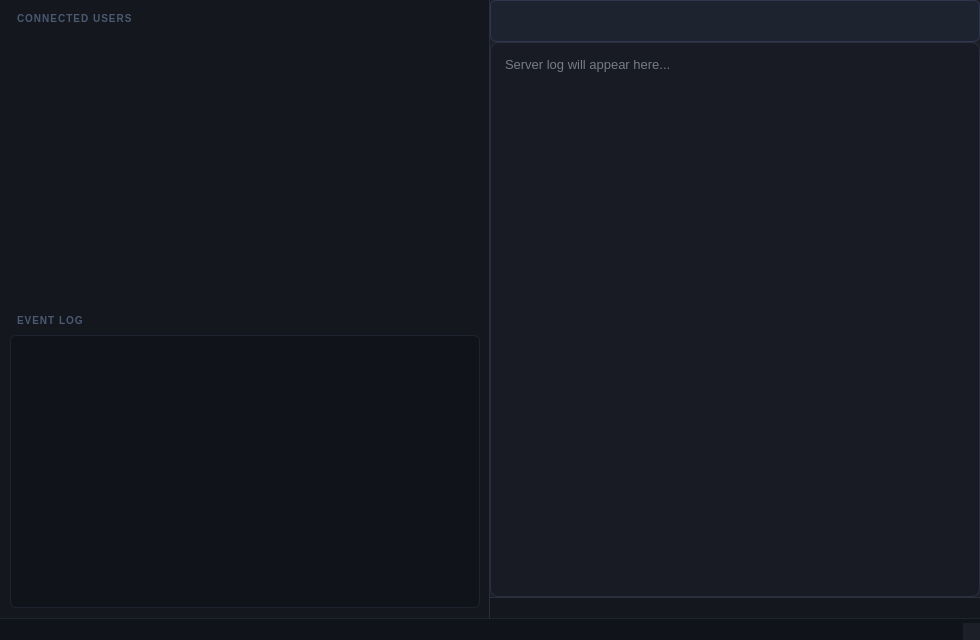
Above: Server/mainwindow.ui from aayushbist07/SecureChat before the change. Below: the same form after it.
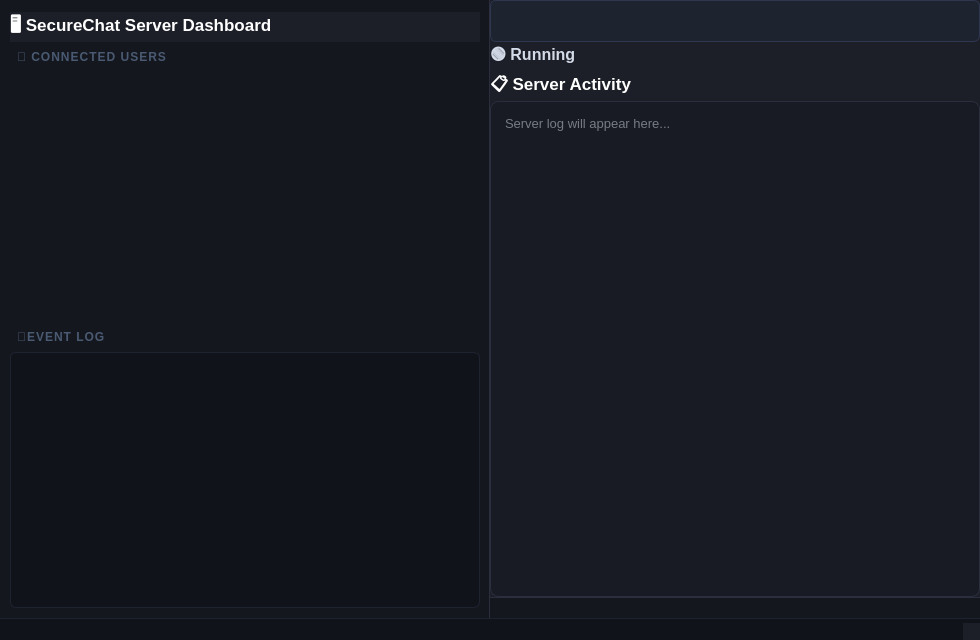
That is the form after the change.

Commit message: updated server dashboard UI

The edit to the form file:
```diff
--- a/Server/mainwindow.ui
+++ b/Server/mainwindow.ui
@@ -10,6 +10,13 @@
     <height>640</height>
    </rect>
   </property>
+  <property name="font">
+   <font>
+    <family>Segoe UI</family>
+    <pointsize>-1</pointsize>
+    <bold>true</bold>
+   </font>
+  </property>
   <property name="windowTitle">
    <string>SecureChat Server — port 8080</string>
   </property>
@@ -187,15 +194,53 @@
        <property name="bottomMargin">
         <number>10</number>
        </property>
+       <item>
+        <widget class="QLabel" name="label">
+         <property name="styleSheet">
+          <string notr="true">QLabel {
+    color: white;
+    font-size: 13pt;
+    font-weight: bold;
+}</string>
+         </property>
+         <property name="text">
+          <string>🖥️ SecureChat Server Dashboard                       </string>
+         </property>
+        </widget>
+       </item>
        <item>
         <widget class="QLabel" name="label_UsersHeader">
+         <property name="font">
+          <font>
+           <family>Segoe UI</family>
+           <pointsize>-1</pointsize>
+           <bold>true</bold>
+          </font>
+         </property>
+         <property name="styleSheet">
+          <string notr="true">QLabel {
+    font-size: 12px;
+}</string>
+         </property>
          <property name="text">
-          <string>CONNECTED USERS</string>
+          <string>👥 CONNECTED USERS</string>
          </property>
         </widget>
        </item>
        <item>
         <widget class="QListWidget" name="listWidget_Users">
+         <property name="minimumSize">
+          <size>
+           <width>0</width>
+           <height>250</height>
+          </size>
+         </property>
+         <property name="maximumSize">
+          <size>
+           <width>16777215</width>
+           <height>250</height>
+          </size>
+         </property>
          <property name="frameShape">
           <enum>QFrame::Shape::NoFrame</enum>
          </property>
@@ -206,8 +251,13 @@
        </item>
        <item>
         <widget class="QLabel" name="label_LogHeader">
+         <property name="styleSheet">
+          <string notr="true">QLabel {
+    font-size: 12px;
+}</string>
+         </property>
          <property name="text">
-          <string>EVENT LOG</string>
+          <string>📜EVENT LOG</string>
          </property>
         </widget>
        </item>
@@ -244,6 +294,33 @@
       <item>
        <widget class="QComboBox" name="comboBox_Client_List"/>
       </item>
+      <item>
+       <widget class="QLabel" name="label_ServerStatus">
+        <property name="styleSheet">
+         <string notr="true">QLabel {
+    font-size: 12pt;
+    font-weight: bold;
+}</string>
+        </property>
+        <property name="text">
+         <string>🟢 Running</string>
+        </property>
+       </widget>
+      </item>
+      <item>
+       <widget class="QLabel" name="label_2">
+        <property name="styleSheet">
+         <string notr="true">QLabel {
+    color: white;
+    font-size: 13pt;
+    font-weight: bold;
+}</string>
+        </property>
+        <property name="text">
+         <string>📋 Server Activity </string>
+        </property>
+       </widget>
+      </item>
       <item>
        <widget class="QTextEdit" name="textEdit_Client_Messages">
         <property name="verticalScrollBarPolicy">
```
